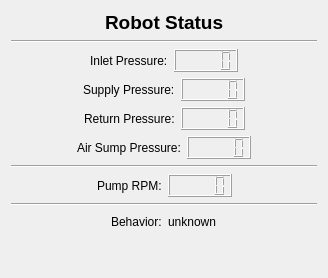
Old version of the form software/ddapp/src/app/ddRobotStatus.ui in the repository openhumanoids/oh-distro.
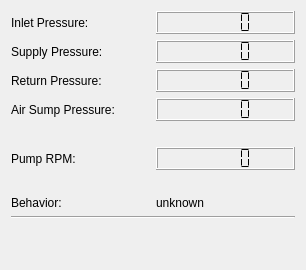
New version of the form.

Commit message: Updates cleaning up status panel and docking it in the main window.

Diff of the .ui file:
```diff
--- a/software/ddapp/src/app/ddRobotStatus.ui
+++ b/software/ddapp/src/app/ddRobotStatus.ui
@@ -1,13 +1,13 @@
 <?xml version="1.0" encoding="UTF-8"?>
 <ui version="4.0">
- <class>Dialog</class>
- <widget class="QDialog" name="Dialog">
+ <class>Robot Status</class>
+ <widget class="QWidget" name="Robot Status">
   <property name="geometry">
    <rect>
     <x>0</x>
     <y>0</y>
-    <width>328</width>
-    <height>278</height>
+    <width>306</width>
+    <height>270</height>
    </rect>
   </property>
   <property name="windowTitle">
@@ -15,243 +15,36 @@
   </property>
   <layout class="QVBoxLayout" name="verticalLayout">
    <item>
-    <layout class="QHBoxLayout" name="horizontalLayout">
-     <item>
-      <spacer name="horizontalSpacer">
-       <property name="orientation">
-        <enum>Qt::Horizontal</enum>
-       </property>
-       <property name="sizeHint" stdset="0">
-        <size>
-         <width>40</width>
-         <height>20</height>
-        </size>
-       </property>
-      </spacer>
-     </item>
-     <item>
-      <widget class="QLabel" name="RobotStatus">
-       <property name="text">
-        <string>&lt;html&gt;&lt;head/&gt;&lt;body&gt;&lt;p&gt;&lt;span style=&quot; font-size:14pt; font-weight:600;&quot;&gt;Robot Status&lt;/span&gt;&lt;/p&gt;&lt;/body&gt;&lt;/html&gt;</string>
-       </property>
-      </widget>
-     </item>
-     <item>
-      <spacer name="horizontalSpacer_2">
-       <property name="orientation">
-        <enum>Qt::Horizontal</enum>
-       </property>
-       <property name="sizeHint" stdset="0">
-        <size>
-         <width>40</width>
-         <height>20</height>
-        </size>
-       </property>
-      </spacer>
-     </item>
-    </layout>
-   </item>
-   <item>
-    <widget class="Line" name="line">
-     <property name="orientation">
-      <enum>Qt::Horizontal</enum>
-     </property>
-    </widget>
-   </item>
-   <item>
-    <layout class="QHBoxLayout" name="horizontalLayout_2">
-     <item>
-      <spacer name="horizontalSpacer_3">
-       <property name="orientation">
-        <enum>Qt::Horizontal</enum>
-       </property>
-       <property name="sizeHint" stdset="0">
-        <size>
-         <width>40</width>
-         <height>20</height>
-        </size>
-       </property>
-      </spacer>
-     </item>
-     <item>
-      <widget class="QLabel" name="InletPressure">
-       <property name="text">
-        <string>Inlet Pressure:</string>
-       </property>
-      </widget>
-     </item>
-     <item>
-      <widget class="QLCDNumber" name="inletPressureValue"/>
-     </item>
-     <item>
-      <spacer name="horizontalSpacer_4">
-       <property name="orientation">
-        <enum>Qt::Horizontal</enum>
-       </property>
-       <property name="sizeHint" stdset="0">
-        <size>
-         <width>40</width>
-         <height>20</height>
-        </size>
-       </property>
-      </spacer>
-     </item>
-    </layout>
-   </item>
-   <item>
-    <layout class="QHBoxLayout" name="horizontalLayout_5">
-     <item>
-      <spacer name="horizontalSpacer_9">
-       <property name="orientation">
-        <enum>Qt::Horizontal</enum>
-       </property>
-       <property name="sizeHint" stdset="0">
-        <size>
-         <width>40</width>
-         <height>20</height>
-        </size>
-       </property>
-      </spacer>
-     </item>
-     <item>
-      <widget class="QLabel" name="SupplyPressure">
-       <property name="text">
-        <string>Supply Pressure:</string>
-       </property>
-      </widget>
-     </item>
-     <item>
-      <widget class="QLCDNumber" name="supplyPressureValue"/>
-     </item>
-     <item>
-      <spacer name="horizontalSpacer_10">
-       <property name="orientation">
-        <enum>Qt::Horizontal</enum>
-       </property>
-       <property name="sizeHint" stdset="0">
-        <size>
-         <width>40</width>
-         <height>20</height>
-        </size>
-       </property>
-      </spacer>
-     </item>
-    </layout>
-   </item>
-   <item>
-    <layout class="QHBoxLayout" name="horizontalLayout_7">
-     <item>
-      <spacer name="horizontalSpacer_13">
-       <property name="orientation">
-        <enum>Qt::Horizontal</enum>
-       </property>
-       <property name="sizeHint" stdset="0">
-        <size>
-         <width>40</width>
-         <height>20</height>
-        </size>
-       </property>
-      </spacer>
-     </item>
-     <item>
-      <widget class="QLabel" name="ReturnPressure">
-       <property name="text">
-        <string>Return Pressure:</string>
-       </property>
-      </widget>
-     </item>
-     <item>
-      <widget class="QLCDNumber" name="returnPressureValue"/>
-     </item>
-     <item>
-      <spacer name="horizontalSpacer_14">
-       <property name="orientation">
-        <enum>Qt::Horizontal</enum>
-       </property>
-       <property name="sizeHint" stdset="0">
-        <size>
-         <width>40</width>
-         <height>20</height>
-        </size>
-       </property>
-      </spacer>
-     </item>
-    </layout>
-   </item>
-   <item>
-    <layout class="QHBoxLayout" name="horizontalLayout_8">
-     <item>
-      <spacer name="horizontalSpacer_15">
-       <property name="orientation">
-        <enum>Qt::Horizontal</enum>
-       </property>
-       <property name="sizeHint" stdset="0">
-        <size>
-         <width>40</width>
-         <height>20</height>
-        </size>
-       </property>
-      </spacer>
-     </item>
-     <item>
+    <layout class="QGridLayout" name="gridLayout">
+     <item row="3" column="0">
       <widget class="QLabel" name="SumpPressure">
        <property name="text">
         <string>Air Sump Pressure:</string>
        </property>
       </widget>
      </item>
-     <item>
-      <widget class="QLCDNumber" name="sumpPressureValue"/>
-     </item>
-     <item>
-      <spacer name="horizontalSpacer_16">
-       <property name="orientation">
-        <enum>Qt::Horizontal</enum>
-       </property>
-       <property name="sizeHint" stdset="0">
-        <size>
-         <width>40</width>
-         <height>20</height>
-        </size>
-       </property>
-      </spacer>
-     </item>
-    </layout>
-   </item>
-   <item>
-    <widget class="Line" name="line_2">
-     <property name="orientation">
-      <enum>Qt::Horizontal</enum>
-     </property>
-    </widget>
-   </item>
-   <item>
-    <layout class="QHBoxLayout" name="horizontalLayout_6">
-     <item>
-      <spacer name="horizontalSpacer_11">
-       <property name="orientation">
-        <enum>Qt::Horizontal</enum>
-       </property>
-       <property name="sizeHint" stdset="0">
-        <size>
-         <width>40</width>
-         <height>20</height>
-        </size>
-       </property>
-      </spacer>
-     </item>
-     <item>
+     <item row="5" column="0">
       <widget class="QLabel" name="PumpRPM">
        <property name="text">
         <string>Pump RPM:</string>
        </property>
       </widget>
      </item>
-     <item>
-      <widget class="QLCDNumber" name="pumpRpmValue"/>
+     <item row="6" column="0">
+      <spacer name="horizontalSpacer_15">
+       <property name="orientation">
+        <enum>Qt::Horizontal</enum>
+       </property>
+       <property name="sizeHint" stdset="0">
+        <size>
+         <width>40</width>
+         <height>20</height>
+        </size>
+       </property>
+      </spacer>
      </item>
-     <item>
-      <spacer name="horizontalSpacer_12">
+     <item row="4" column="1">
+      <spacer name="horizontalSpacer_14">
        <property name="orientation">
         <enum>Qt::Horizontal</enum>
        </property>
@@ -263,19 +56,8 @@
        </property>
       </spacer>
      </item>
-    </layout>
-   </item>
-   <item>
-    <widget class="Line" name="line_3">
-     <property name="orientation">
-      <enum>Qt::Horizontal</enum>
-     </property>
-    </widget>
-   </item>
-   <item>
-    <layout class="QHBoxLayout" name="horizontalLayout_4">
-     <item>
-      <spacer name="horizontalSpacer_7">
+     <item row="4" column="0">
+      <spacer name="horizontalSpacer_13">
        <property name="orientation">
         <enum>Qt::Horizontal</enum>
        </property>
@@ -287,35 +69,101 @@
        </property>
       </spacer>
      </item>
-     <item>
+     <item row="2" column="1">
+      <widget class="QLCDNumber" name="returnPressureValue">
+       <property name="segmentStyle">
+        <enum>QLCDNumber::Flat</enum>
+       </property>
+      </widget>
+     </item>
+     <item row="2" column="0">
+      <widget class="QLabel" name="ReturnPressure">
+       <property name="text">
+        <string>Return Pressure:</string>
+       </property>
+      </widget>
+     </item>
+     <item row="3" column="1">
+      <widget class="QLCDNumber" name="sumpPressureValue">
+       <property name="segmentStyle">
+        <enum>QLCDNumber::Flat</enum>
+       </property>
+      </widget>
+     </item>
+     <item row="0" column="1">
+      <widget class="QLCDNumber" name="inletPressureValue">
+       <property name="autoFillBackground">
+        <bool>false</bool>
+       </property>
+       <property name="segmentStyle">
+        <enum>QLCDNumber::Flat</enum>
+       </property>
+      </widget>
+     </item>
+     <item row="1" column="0">
+      <widget class="QLabel" name="SupplyPressure">
+       <property name="text">
+        <string>Supply Pressure:</string>
+       </property>
+      </widget>
+     </item>
+     <item row="1" column="1">
+      <widget class="QLCDNumber" name="supplyPressureValue">
+       <property name="segmentStyle">
+        <enum>QLCDNumber::Flat</enum>
+       </property>
+      </widget>
+     </item>
+     <item row="0" column="0">
+      <widget class="QLabel" name="InletPressure">
+       <property name="text">
+        <string>Inlet Pressure:</string>
+       </property>
+      </widget>
+     </item>
+     <item row="5" column="1">
+      <widget class="QLCDNumber" name="pumpRpmValue">
+       <property name="segmentStyle">
+        <enum>QLCDNumber::Flat</enum>
+       </property>
+      </widget>
+     </item>
+     <item row="6" column="1">
+      <spacer name="horizontalSpacer_16">
+       <property name="orientation">
+        <enum>Qt::Horizontal</enum>
+       </property>
+       <property name="sizeHint" stdset="0">
+        <size>
+         <width>40</width>
+         <height>20</height>
+        </size>
+       </property>
+      </spacer>
+     </item>
+     <item row="7" column="0">
       <widget class="QLabel" name="Behavior">
        <property name="text">
         <string>Behavior:</string>
        </property>
       </widget>
      </item>
-     <item>
+     <item row="7" column="1">
       <widget class="QLabel" name="behaviorValue">
        <property name="text">
         <string>unknown</string>
        </property>
       </widget>
      </item>
-     <item>
-      <spacer name="horizontalSpacer_8">
-       <property name="orientation">
-        <enum>Qt::Horizontal</enum>
-       </property>
-       <property name="sizeHint" stdset="0">
-        <size>
-         <width>40</width>
-         <height>20</height>
-        </size>
-       </property>
-      </spacer>
-     </item>
     </layout>
    </item>
+   <item>
+    <widget class="Line" name="line">
+     <property name="orientation">
+      <enum>Qt::Horizontal</enum>
+     </property>
+    </widget>
+   </item>
    <item>
     <spacer name="verticalSpacer">
      <property name="orientation">
```
Left out of the diff: 16 changed lines with no effect on the pictures. The commit also changes 3 other files.
